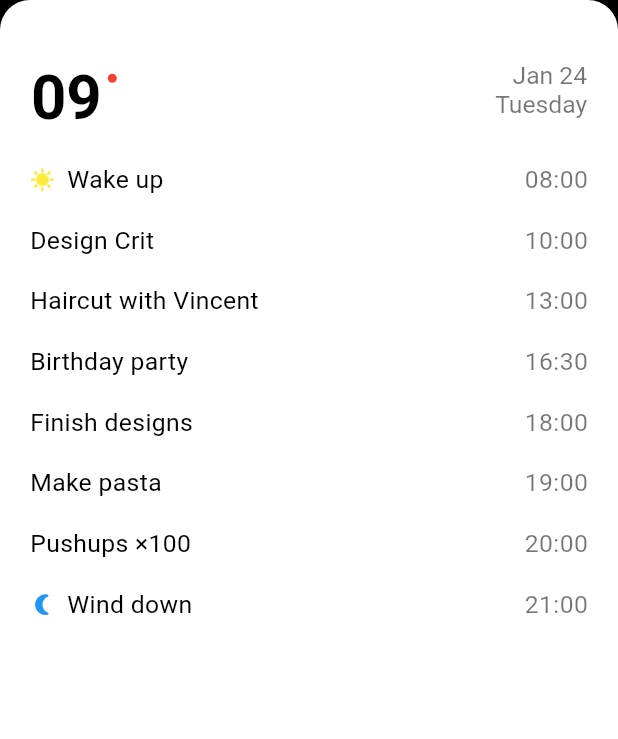
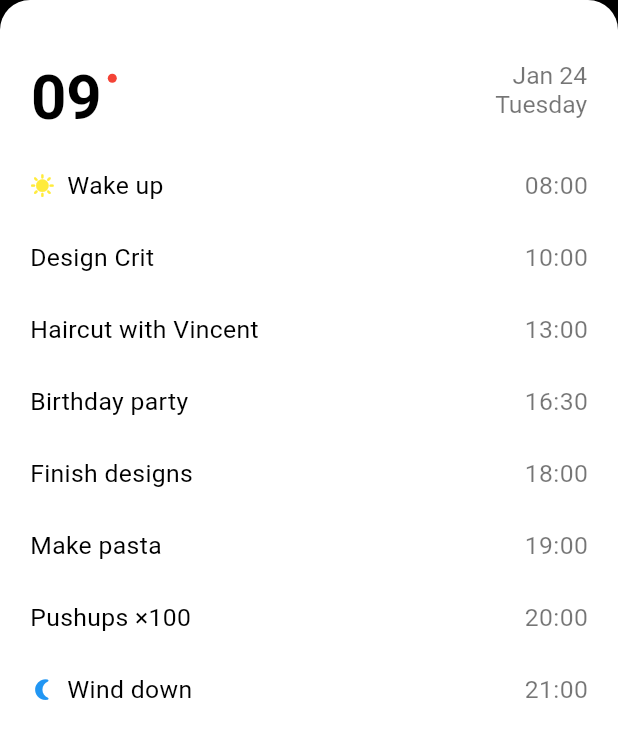
Before and after one commit to yigtkaya/animations, a Flutter app: the screen it shows after launch, on a phone screen of 412 x 824 dp. Shown: the top 739 px of the screen. Run offline on Flutter 3.47's test engine with Material 3 defaults, Android fonts, the phone set to English and light mode, and no system bars.

Commit message:
slidable panel try out

```diff
--- a/lib/fade_in_slide.dart
+++ b/lib/fade_in_slide.dart
@@ -10,6 +10,7 @@ class FadeInSlide extends StatefulWidget {
     this.curve = Curves.easeInOutBack,
     this.fadeOffset = 40,
     this.direction = FadeSlideDirection.ttb,
+    this.autoPlay = true,
   });
 
   final Widget child;
@@ -17,12 +18,13 @@ class FadeInSlide extends StatefulWidget {
   final double fadeOffset;
   final Curve curve;
   final FadeSlideDirection direction;
+  final bool autoPlay;
 
   @override
-  State<FadeInSlide> createState() => _FadeInSlideState();
+  State<FadeInSlide> createState() => FadeInSlideState();
 }
 
-class _FadeInSlideState extends State<FadeInSlide> with TickerProviderStateMixin {
+class FadeInSlideState extends State<FadeInSlide> with TickerProviderStateMixin {
   late AnimationController controller;
   late Animation<double> opacityAnimation;
   late Animation<double> inAnimation;
@@ -45,12 +47,23 @@ class _FadeInSlideState extends State<FadeInSlide> with TickerProviderStateMixin
       ..addListener(() {
         setState(() {});
       });
+
+    if (widget.autoPlay) {
+      controller.forward();
+    }
+  }
+
+  void playAnimation() {
+    controller.forward();
+  }
+
+  void resetAnimation() {
+    controller.reset();
   }
 
   @override
   Widget build(BuildContext context) {
     final size = MediaQuery.sizeOf(context);
-    controller.forward();
     return Transform.translate(
       offset: switch (widget.direction) {
         FadeSlideDirection.ltr => Offset(inAnimation.value, 0),
--- a/lib/main.dart
+++ b/lib/main.dart
@@ -9,6 +9,7 @@ void main() {
 
   runApp(
     const MaterialApp(
+      debugShowCheckedModeBanner: false,
       home: Scaffold(
         backgroundColor: Colors.white,
         body: TaskListAnimation(),
--- a/lib/soft_animation.dart
+++ b/lib/soft_animation.dart
@@ -1,5 +1,8 @@
+import 'package:animations/fade_in_slide.dart';
 import 'package:flutter/material.dart';
 import 'dart:ui';
+
+import 'package:flutter/services.dart';
 
 class TaskListAnimation extends StatefulWidget {
   const TaskListAnimation({super.key});
@@ -8,7 +11,8 @@ class TaskListAnimation extends StatefulWidget {
   State<TaskListAnimation> createState() => _TaskListAnimationState();
 }
 
-class _TaskListAnimationState extends State<TaskListAnimation> {
+class _TaskListAnimationState extends State<TaskListAnimation> with SingleTickerProviderStateMixin {
+  final fadeInSlideKey = GlobalKey<FadeInSlideState>();
   bool isExpanded = false;
   double dragStart = 0;
 
@@ -17,16 +21,23 @@ class _TaskListAnimationState extends State<TaskListAnimation> {
 
   void _handleDragUpdate(DragUpdateDetails details) {
     if (dragStart - details.globalPosition.dy > 20 && isExpanded) {
+      SystemChrome.setSystemUIOverlayStyle(SystemUiOverlayStyle.dark.copyWith(statusBarBrightness: Brightness.light));
       setState(() => isExpanded = false);
     } else if (dragStart - details.globalPosition.dy < -20 && !isExpanded) {
-      setState(() => isExpanded = true);
+      SystemChrome.setSystemUIOverlayStyle(SystemUiOverlayStyle.dark.copyWith(statusBarBrightness: Brightness.dark));
+
+      setState(() {
+        isExpanded = true;
+        fadeInSlideKey.currentState?.resetAnimation();
+        fadeInSlideKey.currentState?.playAnimation();
+      });
     }
   }
 
   @override
   Widget build(BuildContext context) {
     final topMargin = _screenHeight(context) * 0.1;
-    final expandedHeight = _screenHeight(context) * 0.5;
+    final expandedHeight = _screenHeight(context) * 0.55;
     final horizontalPadding = _screenWidth(context) * 0.05;
 
     return Scaffold(
@@ -35,41 +46,16 @@ class _TaskListAnimationState extends State<TaskListAnimation> {
         top: false,
         child: Stack(
           children: [
-            Container(
-              decoration: const BoxDecoration(
-                image: DecorationImage(
-                  image: AssetImage('assets/particules.gif'),
-                  fit: BoxFit.cover,
-                ),
-              ),
+            FadeInSlide(
+              key: fadeInSlideKey,
+              duration: 0.3,
+              autoPlay: false,
               child: Padding(
                 padding: EdgeInsets.symmetric(horizontal: horizontalPadding).copyWith(top: topMargin),
-                child: TweenAnimationBuilder<double>(
-                  duration: const Duration(milliseconds: 300),
-                  tween: Tween<double>(
-                    begin: isExpanded ? 0 : 3,
-                    end: isExpanded ? 0 : 3,
-                  ),
-                  builder: (context, blur, child) => BackdropFilter(
-                    filter: ImageFilter.blur(
-                      sigmaX: blur,
-                      sigmaY: blur,
-                    ),
-                    child: TweenAnimationBuilder<double>(
-                      duration: const Duration(milliseconds: 300),
-                      tween: Tween<double>(
-                        begin: isExpanded ? 0 : 3,
-                        end: isExpanded ? 0 : 3,
-                      ),
-                      builder: (context, blur, child) => BackdropFilter(
-                        filter: ImageFilter.blur(
-                          sigmaX: blur,
-                          sigmaY: blur,
-                        ),
                 child: Column(
                   crossAxisAlignment: CrossAxisAlignment.start,
                   children: [
-                            const SizedBox(height: 32),
+                    const SizedBox(height: 36),
                     RichText(
                       text: const TextSpan(
                         style: TextStyle(
@@ -94,7 +80,7 @@ class _TaskListAnimationState extends State<TaskListAnimation> {
                       text: const TextSpan(
                         style: TextStyle(
                           color: Colors.white60,
-                                  fontSize: 28,
+                          fontSize: 30,
                         ),
                         children: [
                           TextSpan(text: 'You have '),
@@ -128,7 +114,7 @@ class _TaskListAnimationState extends State<TaskListAnimation> {
                         ],
                       ),
                     ),
-                            const SizedBox(height: 32),
+                    const SizedBox(height: 36),
                     Row(
                       mainAxisAlignment: MainAxisAlignment.spaceBetween,
                       children: [
@@ -154,13 +140,21 @@ class _TaskListAnimationState extends State<TaskListAnimation> {
                 ),
               ),
             ),
+            AnimatedContainer(
+              duration: const Duration(milliseconds: 600),
+              child: BackdropFilter(
+                filter: ImageFilter.blur(
+                  sigmaX: isExpanded ? 0 : 2,
+                  sigmaY: isExpanded ? 0 : 2,
                 ),
+                child: Container(
+                  color: Colors.transparent,
                 ),
               ),
             ),
             AnimatedContainer(
               duration: const Duration(milliseconds: 300),
-              curve: Curves.easeInOut,
+              curve: Curves.ease,
               margin: EdgeInsets.only(top: isExpanded ? expandedHeight : 0),
               height: _screenHeight(context) - (isExpanded ? expandedHeight : 0),
               decoration: const BoxDecoration(
@@ -176,16 +170,21 @@ class _TaskListAnimationState extends State<TaskListAnimation> {
                   children: [
                     Expanded(
                       child: AnimatedPadding(
-                        duration: const Duration(milliseconds: 300),
-                        padding: !isExpanded
+                        duration: const Duration(milliseconds: 200),
+                        padding: isExpanded
                             ? const EdgeInsets.only(
+                                top: 20,
+                                left: 20,
+                                right: 20,
+                              )
+                            : const EdgeInsets.only(
                                 top: 100,
                                 left: 20,
                                 right: 20,
-                              )
-                            : const EdgeInsets.symmetric(horizontal: 20),
+                              ),
                         child: ListView(
-                          physics: const ClampingScrollPhysics(),
+                          padding: EdgeInsets.zero,
+                          physics: const NeverScrollableScrollPhysics(),
                           children: [
                             _buildTaskTile('Wake up', '08:00', Icons.sunny, Colors.yellow),
                             _buildTaskTile('Design Crit', '10:00'),
@@ -278,8 +277,8 @@ class _TaskListAnimationState extends State<TaskListAnimation> {
 
   Widget _buildTaskTile(String title, String time, [IconData? icon, Color? iconColor]) {
     return Padding(
-      padding: EdgeInsets.symmetric(
-        vertical: _screenHeight(context) * 0.01,
+      padding: const EdgeInsets.symmetric(
+        vertical: 12,
       ),
       child: Row(
         children: [
```
Also changed, not shown: lib/blur_animation.dart (added, +33 -0 lines), 1 other file. Lines whose indentation alone changed are shown as unchanged.
